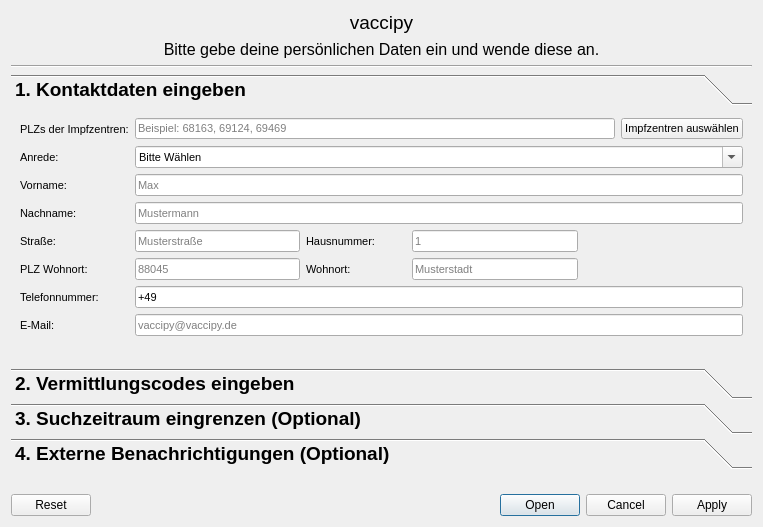
This is tools/gui/kontaktdaten.ui in timreibe/vaccipy as Qt 5 draws it before an edit. The edited form follows.
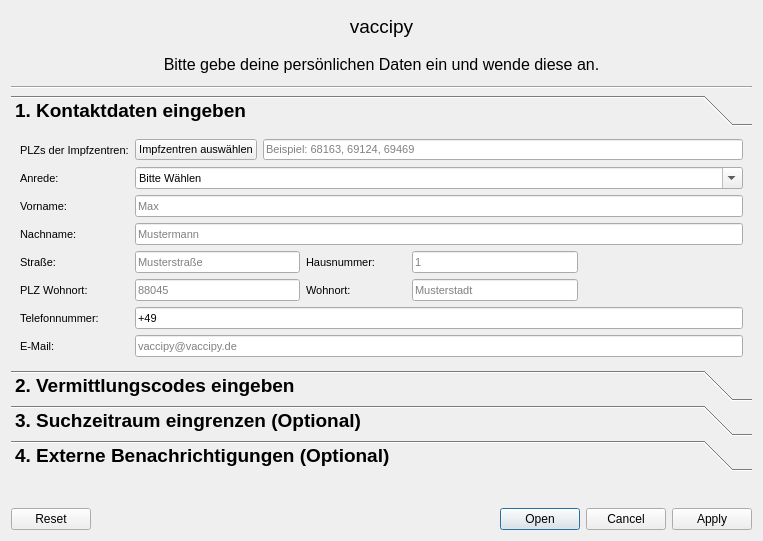
This is the edited form.

Diff of the .ui file:
```diff
--- a/tools/gui/kontaktdaten.ui
+++ b/tools/gui/kontaktdaten.ui
@@ -7,13 +7,13 @@
     <x>0</x>
     <y>0</y>
     <width>763</width>
-    <height>527</height>
+    <height>541</height>
    </rect>
   </property>
   <property name="windowTitle">
    <string>vaccipy - Kontaktdaten</string>
   </property>
-  <layout class="QVBoxLayout" name="verticalLayout" stretch="1,1,1,21,1,1">
+  <layout class="QVBoxLayout" name="verticalLayout" stretch="1,1,1,0,1,1">
    <item>
     <widget class="QLabel" name="header_label">
      <property name="font">
@@ -75,7 +75,7 @@
         <x>0</x>
         <y>0</y>
         <width>745</width>
-        <height>252</height>
+        <height>229</height>
        </rect>
       </property>
       <property name="font">
@@ -104,7 +104,7 @@
        </item>
        <item row="0" column="1">
         <layout class="QGridLayout" name="plz_zentren_grid_layout">
-         <item row="0" column="0">
+         <item row="0" column="1">
           <widget class="QLineEdit" name="i_plz_impfzentren">
            <property name="toolTip">
             <string>&lt;html&gt;&lt;head/&gt;&lt;body&gt;&lt;p&gt;Gebe hier die PLZ's der Impfzentren an. Wenn die Impfzentren aus unterschiedlichen Gruppen kommen stelle sicher, dass du im Reiter Vermittlungscodes je einen Code pro Gruppe eingegeben hast.&lt;/p&gt;&lt;/body&gt;&lt;/html&gt;</string>
@@ -123,7 +123,7 @@
            </property>
           </widget>
          </item>
-         <item row="0" column="1">
+         <item row="0" column="0">
           <widget class="QPushButton" name="b_impfzentren_waehlen">
            <property name="cursor">
             <cursorShape>PointingHandCursor</cursorShape>
```
Left out of the diff: 7 changed lines with no effect on the pictures.
